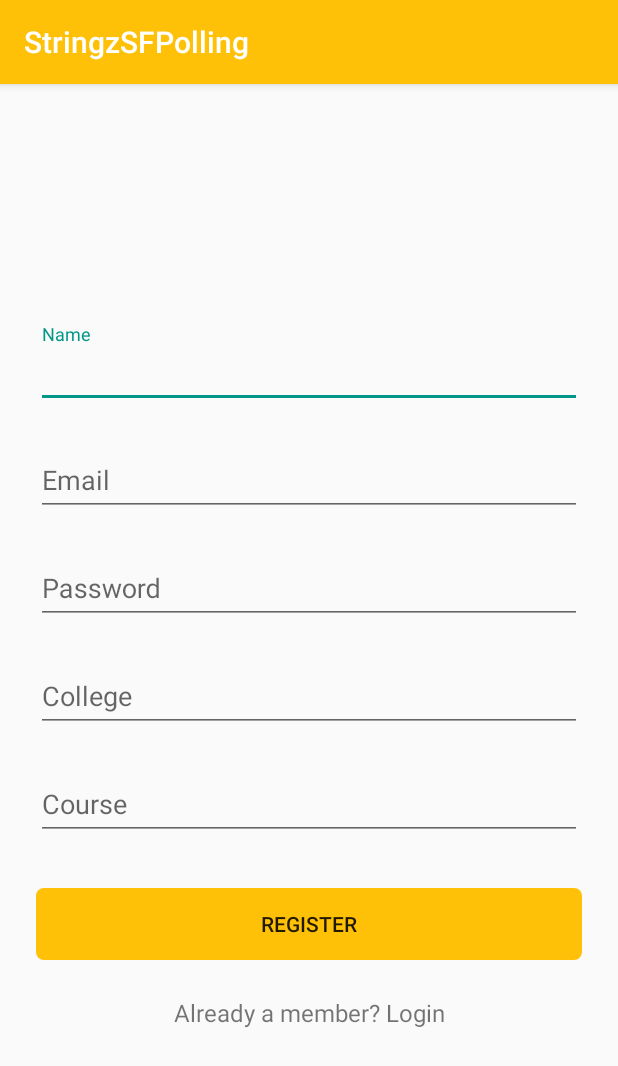
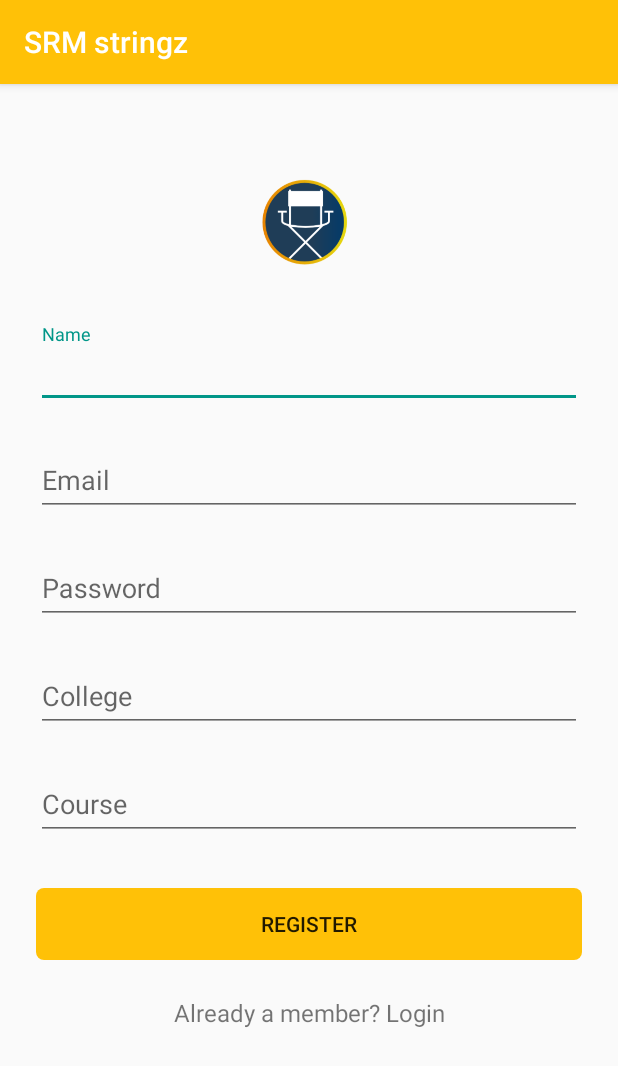
Before and after one commit to BumbleFlash/StringzSFPolling, an Android app: the screen it shows after launch (MainActivity), on a phone screen of 412 x 824 dp. Shown: the top 1066 px of the screen. Run offline under Robolectric (Android 15) with nearby library versions, the phone set to English and light mode, and no system bars; our stand-ins replace ButterKnife, Firebase (no records; nobody signed in at launch, a user with empty details on screens opened directly).

Commit message:
Added App logo and changed app name.

```diff
--- a/app/src/main/AndroidManifest.xml
+++ b/app/src/main/AndroidManifest.xml
@@ -4,7 +4,7 @@
 
     <application
         android:allowBackup="true"
-        android:icon="@mipmap/ic_launcher"
+        android:icon="@mipmap/logo"
         android:label="@string/app_name"
         android:roundIcon="@mipmap/ic_launcher_round"
         android:supportsRtl="true"
--- a/app/src/main/java/com/example/sudarshan/stringzsfpolling/VotingActivity.java
+++ b/app/src/main/java/com/example/sudarshan/stringzsfpolling/VotingActivity.java
@@ -142,4 +142,10 @@ public class VotingActivity extends AppCompatActivity implements ShortFilmAdapte
         return super.onOptionsItemSelected(item);
 
     }
+
+    @Override
+    public void onBackPressed() {
+        super.onBackPressed();
+
+    }
 }
--- a/app/src/main/res/layout/activity_main.xml
+++ b/app/src/main/res/layout/activity_main.xml
@@ -17,6 +17,7 @@
             android:layout_width="wrap_content"
             android:layout_height="72dp"
             android:layout_marginBottom="24dp"
+            android:src="@drawable/logo"
             android:layout_gravity="center_horizontal" />
 
         <!--  Name Label -->
--- a/app/src/main/res/values/strings.xml
+++ b/app/src/main/res/values/strings.xml
@@ -1,5 +1,5 @@
 <resources>
-    <string name="app_name">StringzSFPolling</string>
+    <string name="app_name">SRM stringz</string>
     <string name="send_link">Send Link</string>
     <string name="paste_link_hint">Paste your link here</string>
 
```
Also changed, not shown: app/src/main/res/mipmap-xxhdpi/logo.png (added).
